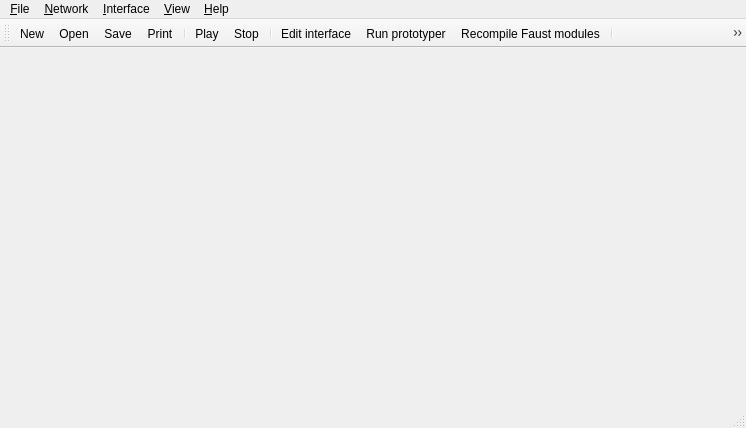
The window that NetworkEditor/src/MainWindow.ui (clam-project/clam) describes before a commit, drawn with Qt 5.
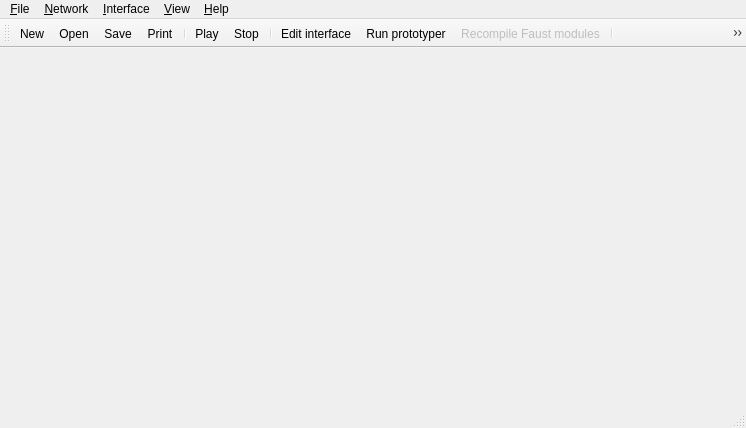
The same window after the commit. Icons and pictures are not drawn.

Commit message: * MainWindow: 	- ui.action_Compile_Faust_Modules disabled by default. Enabled at loading, if USE_LADSPA 	- ui.action_compile_Faust_Modules disabled while compiling, enabled again when done.

```diff
--- a/NetworkEditor/src/MainWindow.ui
+++ b/NetworkEditor/src/MainWindow.ui
@@ -346,6 +346,9 @@
    </property>
   </action>
   <action name="action_Compile_Faust_Modules" >
+   <property name="enabled" >
+    <bool>false</bool>
+   </property>
    <property name="icon" >
     <iconset resource="images.qrc" >:/icons/images/faust_compile.png</iconset>
    </property>
```
The commit also changes 1 other file.
